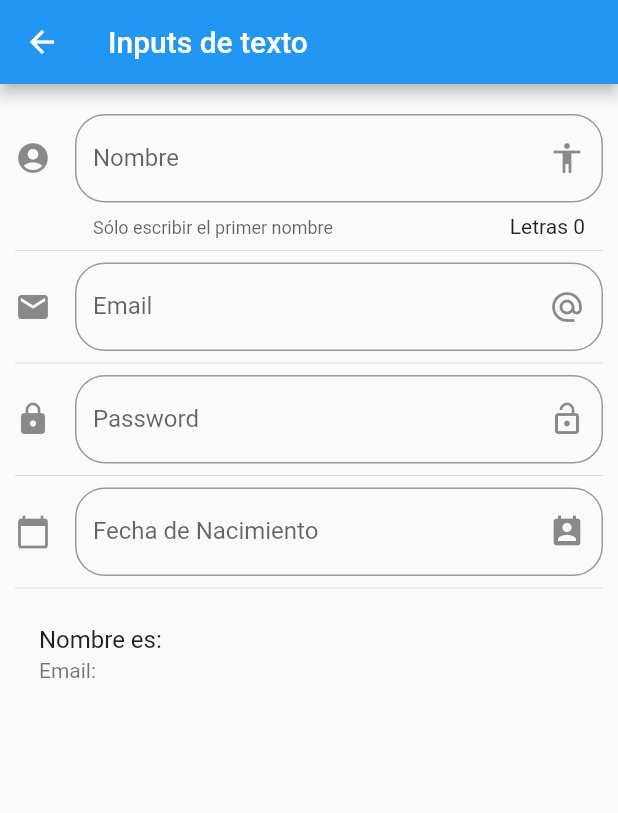
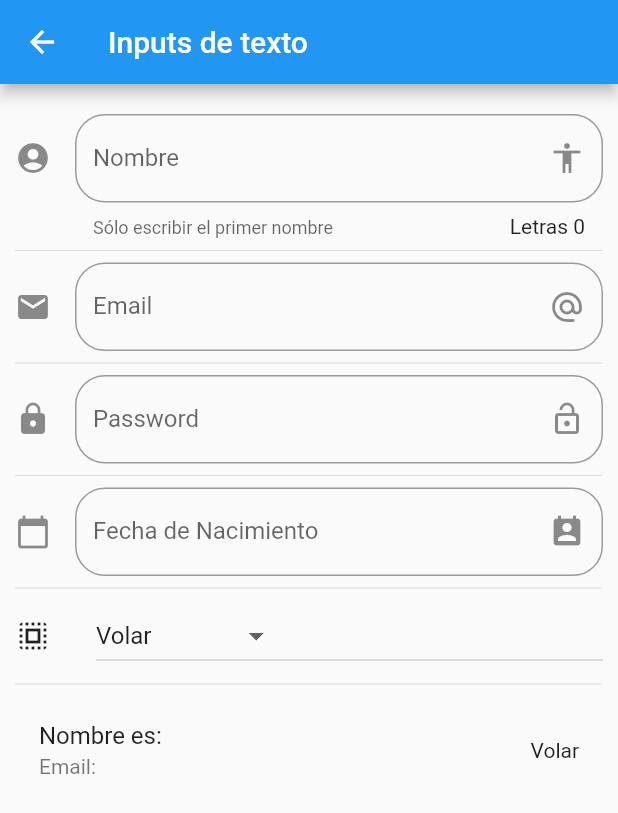
Before and after one commit to kevindanielr/learning-dart, a Flutter app: the InputPage screen opened by its route, on a phone screen of 412 x 824 dp. Shown: the top 813 px of the screen. Run offline on Flutter 3.47's test engine with Material 2 defaults, Android fonts, the phone set to English and light mode, and no system bars.

Commit message:
finish appComponent

```diff
--- a/componentes/lib/src/pages/input_page.dart
+++ b/componentes/lib/src/pages/input_page.dart
@@ -10,6 +10,9 @@ class _InputPageState extends State<InputPage> {
   String _nombre = '';
   String _email = '';
   String _fecha = '';
+  String _opcionSeleccionada = 'Volar';
+
+  List<String> _poderes = ['Volar', 'Rayos X', 'Super Aliento', 'Super Fuerza'];
 
   TextEditingController _inputFieldDateController = new TextEditingController();
 
@@ -29,6 +32,8 @@ class _InputPageState extends State<InputPage> {
           _crearPassword(),
           Divider(),
           _crearFecha(context),
+          Divider(),
+          _crearDropdown(),
           Divider(),
           _crearPersona(),
         ],
@@ -110,6 +115,39 @@ class _InputPageState extends State<InputPage> {
     );
   }
 
+  List<DropdownMenuItem<String>> getOpcionesDropdown() {
+    List<DropdownMenuItem<String>> lista = new List();
+    _poderes.forEach((poder) {
+      lista.add(DropdownMenuItem(
+        child: Text(poder),
+        value: poder,
+      ));
+    });
+    return lista;
+  }
+
+  Widget _crearDropdown() {
+    return Row(
+      children: <Widget>[
+        Icon(Icons.select_all),
+        SizedBox(
+          width: 30.0,
+        ),
+        Expanded(
+          child: DropdownButton(
+            value: _opcionSeleccionada,
+            items: getOpcionesDropdown(),
+            onChanged: (opt) {
+              setState(() {
+                _opcionSeleccionada = opt;
+              });
+            },
+          ),
+        )
+      ],
+    );
+  }
+
   _selectDate(BuildContext context) async {
     DateTime picked = await showDatePicker(
         context: context,
@@ -130,6 +168,7 @@ class _InputPageState extends State<InputPage> {
     return ListTile(
       title: Text('Nombre es: $_nombre'),
       subtitle: Text('Email: $_email'),
+      trailing: Text(_opcionSeleccionada),
     );
   }
 }
--- a/componentes/lib/src/routes/routes.dart
+++ b/componentes/lib/src/routes/routes.dart
@@ -7,6 +7,8 @@ import 'package:componentes/src/pages/home._page.dart';
 import 'package:componentes/src/pages/card_page.dart';
 import 'package:componentes/src/pages/animated_container.dart';
 import 'package:componentes/src/pages/input_page.dart';
+import 'package:componentes/src/pages/slider_page.dart';
+import 'package:componentes/src/pages/listview_page.dart';
 
 // Metodo que retorna Rutas a Main
 Map<String, WidgetBuilder> getApplicationRoutes() {
@@ -17,5 +19,7 @@ Map<String, WidgetBuilder> getApplicationRoutes() {
     'card': (BuildContext context) => CardPage(),
     'animatedContainer': (BuildContext context) => AnimatedContainerPage(),
     'inputs': (BuildContext context) => InputPage(),
+    'slider': (BuildContext context) => SliderPage(),
+    'list': (BuildContext context) => ListaPage(),
   };
 }
--- a/componentes/lib/src/utils/icono_string_util.dart
+++ b/componentes/lib/src/utils/icono_string_util.dart
@@ -6,6 +6,8 @@ final _icons = <String, IconData>{
   'folder_open': Icons.folder_open,
   'donut_large': Icons.donut_large,
   'input': Icons.input,
+  'tune': Icons.tune,
+  'list': Icons.list,
 };
 
 Icon getIcon(String nombreIcono) {
```
Also changed, not shown: componentes/data/menu_opts.json (+10 -0 lines), componentes/lib/src/pages/listview_page.dart (added, +130 -0 lines), componentes/lib/src/pages/slider_page.dart (added, +88 -0 lines).
